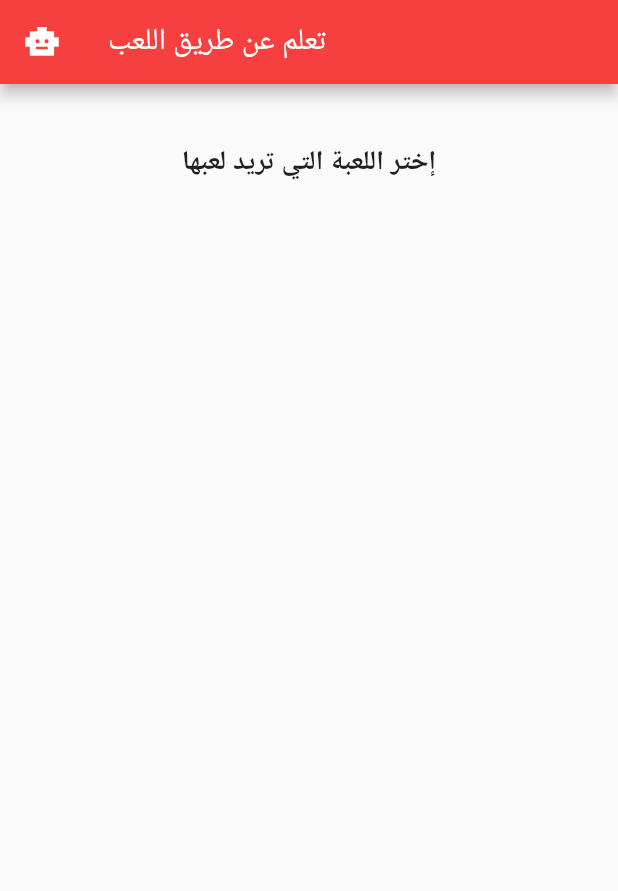
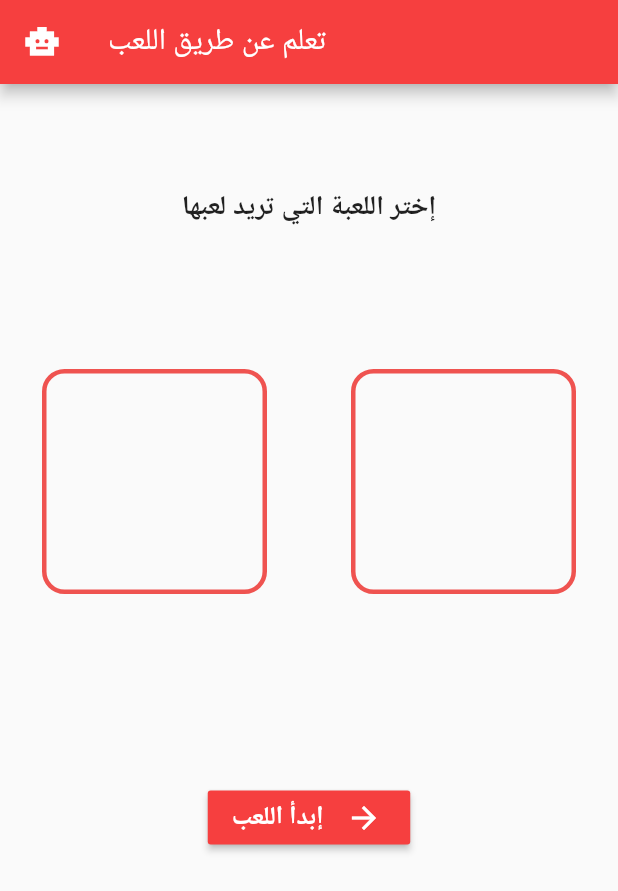
Before and after one commit to muradfarhat/Teach-App, a Flutter app: the screen it shows after launch, on a phone screen of 412 x 824 dp. Shown: the top 891 px of the screen. Run offline on Flutter 3.47's test engine with Material 2 defaults, Android fonts, the light colour scheme and no system bars.

Commit message:
firstPage

```diff
--- a/lib/firstPage.dart
+++ b/lib/firstPage.dart
@@ -9,6 +9,9 @@ class firstPage extends StatefulWidget {
 
 class _firstPageState extends State<firstPage> {
   Color basicColor = const Color.fromARGB(255, 246, 63, 63);
+
+  int selected = 0;
+
   @override
   Widget build(BuildContext context) {
     return Scaffold(
@@ -21,7 +24,7 @@ class _firstPageState extends State<firstPage> {
           child: Column(
         children: [
           Container(
-            padding: const EdgeInsets.symmetric(vertical: 40),
+            padding: const EdgeInsets.only(top: 70, bottom: 70),
             width: double.infinity,
             alignment: Alignment.center,
             child: const Text(
@@ -29,6 +32,81 @@ class _firstPageState extends State<firstPage> {
               style: TextStyle(fontSize: 18, fontWeight: FontWeight.bold),
             ),
           ),
+          Row(
+            children: [
+              Expanded(
+                  child: Container(
+                alignment: Alignment.center,
+                height: 200,
+                child: InkWell(
+                    onTap: () {
+                      setState(() {
+                        selected = 1;
+                      });
+                    },
+                    child: Container(
+                      decoration: BoxDecoration(
+                          border: Border.all(
+                              color: selected == 1
+                                  ? Colors.blue
+                                  : Colors.red.shade400,
+                              width: 3),
+                          borderRadius: BorderRadius.all(Radius.circular(15))),
+                      width: 150,
+                      height: 150,
+                    )),
+              )),
+              Expanded(
+                  child: Container(
+                alignment: Alignment.center,
+                height: 200,
+                child: InkWell(
+                    onTap: () {
+                      setState(() {
+                        selected = 2;
+                      });
+                    },
+                    child: Container(
+                      decoration: BoxDecoration(
+                          border: Border.all(
+                              color: selected == 2
+                                  ? Colors.blue
+                                  : Colors.red.shade400,
+                              width: 3),
+                          borderRadius: BorderRadius.all(Radius.circular(15))),
+                      width: 150,
+                      height: 150,
+                    )),
+              ))
+            ],
+          ),
+          Container(
+            margin: const EdgeInsets.symmetric(vertical: 100),
+            width: 135,
+            alignment: Alignment.center,
+            //margin: const EdgeInsets.symmetric(vertical: 15, horizontal: 45),
+            child: MaterialButton(
+              color: basicColor,
+              onPressed: () {},
+              child: Row(
+                children: [
+                  Container(
+                    margin: const EdgeInsets.only(right: 15),
+                    child: const Text("إبدأ اللعب",
+                        style: TextStyle(
+                          fontSize: 17,
+                          fontWeight: FontWeight.bold,
+                          color: Colors.white,
+                        )),
+                  ),
+                  const Icon(
+                    Icons.arrow_forward,
+                    color: Colors.white,
+                  )
+                ],
+              ),
+            ),
+          )
         ],
       )),
     );
```
